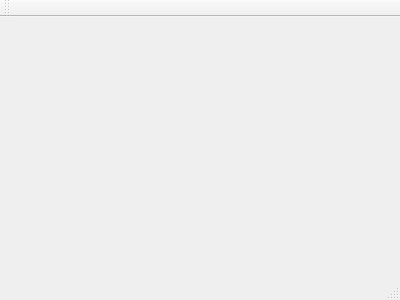
First picture: the form in leeterchat/mainwindow.ui, repository leeter/leeterchat, before the edit.
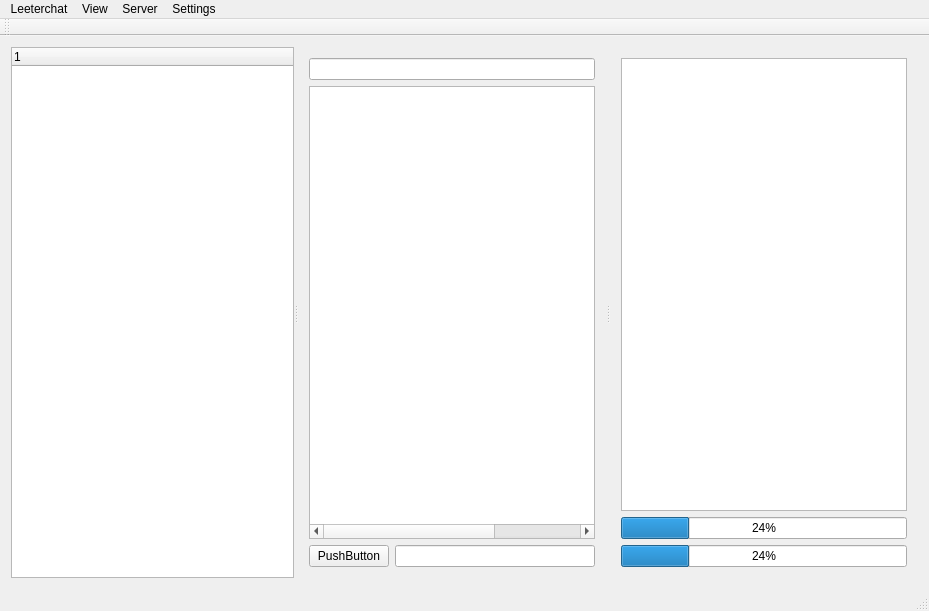
Second picture: the form after the edit.

Diff of the .ui file:
```diff
--- a/leeterchat/mainwindow.ui
+++ b/leeterchat/mainwindow.ui
@@ -1,24 +1,248 @@
 <ui version="4.0">
  <class>MainWindow</class>
- <widget class="QMainWindow" name="MainWindow" >
-  <property name="geometry" >
+ <widget class="QMainWindow" name="MainWindow">
+  <property name="enabled">
+   <bool>true</bool>
+  </property>
+  <property name="geometry">
    <rect>
     <x>0</x>
     <y>0</y>
-    <width>400</width>
-    <height>300</height>
+    <width>929</width>
+    <height>611</height>
    </rect>
   </property>
   <property name="windowTitle" >
    <string>MainWindow</string>
   </property>
-  <widget class="QMenuBar" name="menuBar" />
-  <widget class="QToolBar" name="mainToolBar" />
-  <widget class="QWidget" name="centralWidget" />
-  <widget class="QStatusBar" name="statusBar" />
+  <widget class="QWidget" name="centralWidget">
+   <property name="sizePolicy">
+    <sizepolicy hsizetype="Maximum" vsizetype="Maximum">
+     <horstretch>0</horstretch>
+     <verstretch>0</verstretch>
+    </sizepolicy>
+   </property>
+   <property name="autoFillBackground">
+    <bool>true</bool>
+   </property>
+   <layout class="QVBoxLayout" name="verticalLayout_3">
+    <item>
+     <widget class="QSplitter" name="splitter">
+      <property name="orientation">
+       <enum>Qt::Horizontal</enum>
+      </property>
+      <widget class="QTreeWidget" name="treeWidget">
+       <property name="sizePolicy">
+        <sizepolicy hsizetype="MinimumExpanding" vsizetype="Expanding">
+         <horstretch>0</horstretch>
+         <verstretch>0</verstretch>
+        </sizepolicy>
+       </property>
+       <property name="minimumSize">
+        <size>
+         <width>40</width>
+         <height>0</height>
+        </size>
+       </property>
+       <column>
+        <property name="text">
+         <string notr="true">1</string>
+        </property>
+       </column>
+      </widget>
+      <widget class="QWidget" name="">
+       <layout class="QVBoxLayout" name="verticalLayout">
+        <item>
+         <widget class="QLineEdit" name="lineEdit_2"/>
+        </item>
+        <item>
+         <widget class="QTableWidget" name="textOutput">
+          <property name="lineWidth">
+           <number>1</number>
+          </property>
+          <attribute name="horizontalHeaderVisible">
+           <bool>false</bool>
+          </attribute>
+          <attribute name="horizontalHeaderStretchLastSection">
+           <bool>true</bool>
+          </attribute>
+          <attribute name="verticalHeaderVisible">
+           <bool>false</bool>
+          </attribute>
+          <attribute name="verticalHeaderDefaultSectionSize">
+           <number>18</number>
+          </attribute>
+          <attribute name="verticalHeaderMinimumSectionSize">
+           <number>18</number>
+          </attribute>
+          <column>
+           <property name="text">
+            <string>timestamp</string>
+           </property>
+          </column>
+          <column>
+           <property name="text">
+            <string>nick</string>
+           </property>
+           <property name="textAlignment">
+            <set>AlignRight|AlignVCenter</set>
+           </property>
+          </column>
+          <column>
+           <property name="text">
+            <string>text</string>
+           </property>
+          </column>
+         </widget>
+        </item>
+        <item>
+         <layout class="QHBoxLayout" name="horizontalLayout">
+          <item>
+           <widget class="QPushButton" name="pushButton">
+            <property name="text">
+             <string>PushButton</string>
+            </property>
+           </widget>
+          </item>
+          <item>
+           <widget class="QLineEdit" name="textInput"/>
+          </item>
+         </layout>
+        </item>
+       </layout>
+      </widget>
+      <widget class="QWidget" name="">
+       <layout class="QVBoxLayout" name="verticalLayout_2">
+        <property name="sizeConstraint">
+         <enum>QLayout::SetMinimumSize</enum>
+        </property>
+        <item>
+         <widget class="QListWidget" name="listWidget">
+          <property name="sizePolicy">
+           <sizepolicy hsizetype="MinimumExpanding" vsizetype="Expanding">
+            <horstretch>0</horstretch>
+            <verstretch>0</verstretch>
+           </sizepolicy>
+          </property>
+          <property name="minimumSize">
+           <size>
+            <width>40</width>
+            <height>0</height>
+           </size>
+          </property>
+         </widget>
+        </item>
+        <item>
+         <widget class="QProgressBar" name="progressBar">
+          <property name="value">
+           <number>24</number>
+          </property>
+         </widget>
+        </item>
+        <item>
+         <widget class="QProgressBar" name="progressBar_2">
+          <property name="value">
+           <number>24</number>
+          </property>
+         </widget>
+        </item>
+       </layout>
+      </widget>
+     </widget>
+    </item>
+   </layout>
+  </widget>
+  <widget class="QMenuBar" name="menuBar">
+   <property name="geometry">
+    <rect>
+     <x>0</x>
+     <y>0</y>
+     <width>929</width>
+     <height>25</height>
+    </rect>
+   </property>
+   <widget class="QMenu" name="menuView">
+    <property name="title">
+     <string>View</string>
+    </property>
+   </widget>
+   <widget class="QMenu" name="menuServer">
+    <property name="title">
+     <string>Server</string>
+    </property>
+   </widget>
+   <widget class="QMenu" name="menuSettings">
+    <property name="title">
+     <string>Settings</string>
+    </property>
+   </widget>
+   <widget class="QMenu" name="menuLeeterchat">
+    <property name="title">
+     <string>Leeterchat</string>
+    </property>
+    <addaction name="actionNetwork_List"/>
+    <addaction name="separator"/>
+    <addaction name="actionNew"/>
+    <addaction name="separator"/>
+    <addaction name="actionLoad_Plugin_or_Script"/>
+    <addaction name="separator"/>
+    <addaction name="actionDetach"/>
+    <addaction name="actionClose"/>
+    <addaction name="separator"/>
+    <addaction name="actionQuit"/>
+   </widget>
+   <addaction name="menuLeeterchat"/>
+   <addaction name="menuView"/>
+   <addaction name="menuServer"/>
+   <addaction name="menuSettings"/>
+  </widget>
+  <widget class="QToolBar" name="mainToolBar">
+   <attribute name="toolBarArea">
+    <enum>TopToolBarArea</enum>
+   </attribute>
+   <attribute name="toolBarBreak">
+    <bool>false</bool>
+   </attribute>
+  </widget>
+  <widget class="QStatusBar" name="statusBar"/>
+  <action name="actionQuit">
+   <property name="text">
+    <string>Quit</string>
+   </property>
+   <property name="shortcut">
+    <string>Ctrl+Q</string>
+   </property>
+  </action>
+  <action name="actionNetwork_List">
+   <property name="enabled">
+    <bool>true</bool>
+   </property>
+   <property name="text">
+    <string>Network List</string>
+   </property>
+  </action>
+  <action name="actionNew">
+   <property name="text">
+    <string>New</string>
+   </property>
+  </action>
+  <action name="actionLoad_Plugin_or_Script">
+   <property name="text">
+    <string>Load Plugin or Script</string>
+   </property>
+  </action>
+  <action name="actionDetach">
+   <property name="text">
+    <string>Detach</string>
+   </property>
+  </action>
+  <action name="actionClose">
+   <property name="text">
+    <string>Close</string>
+   </property>
+  </action>
  </widget>
- <layoutDefault spacing="6" margin="11" />
- <pixmapfunction></pixmapfunction>
+ <layoutdefault spacing="6" margin="11"/>
  <resources/>
  <connections/>
 </ui>
```
Left out of the diff: 22 changed lines with no effect on the pictures.
